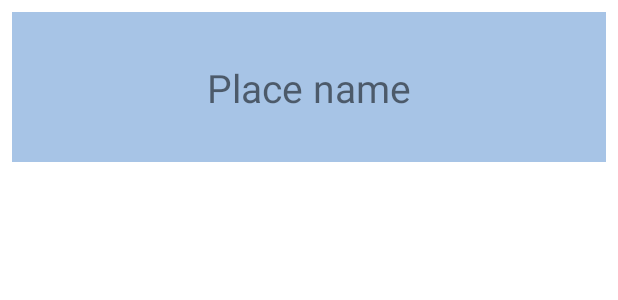
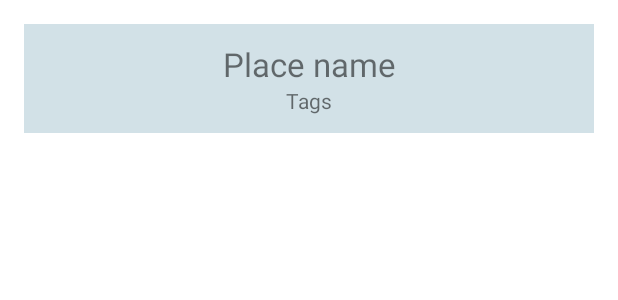
Before and after one commit to TuomasB73/SightTourApp, an Android app: the layout place_recycler_row.xml on its own in the app's theme, with its tools: preview values and no code run, on a phone screen of 412 x 824 dp. Shown: the top 300 px of the screen. Run offline under Robolectric (Android 15) with nearby library versions, the phone set to English and light mode, and no system bars.

Commit message:
places tags categorized and places buttons now show only the specific category items in list + small fixes

```diff
--- /dev/null
+++ b/app/src/main/java/fi/urbanmappers/sighttour/utils/PlacesCategory.kt
@@ -0,0 +1,5 @@
+package fi.urbanmappers.sighttour.utils
+
+enum class PlacesCategory {
+    Nature, Museums, Landmarks, Restaurants, Beaches, Shops
+}
--- a/app/src/main/res/layout/place_recycler_row.xml
+++ b/app/src/main/res/layout/place_recycler_row.xml
@@ -3,16 +3,17 @@
     xmlns:app="http://schemas.android.com/apk/res-auto"
     xmlns:tools="http://schemas.android.com/tools"
     android:layout_width="match_parent"
-    android:layout_height="100dp"
-    android:layout_margin="8dp"
-    android:background="#A7C4E6">
+    android:layout_height="wrap_content"
+    android:layout_margin="16dp"
+    android:background="@color/light_blue"
+    android:padding="12dp">
 
     <TextView
         android:id="@+id/titleTextView"
         android:layout_width="wrap_content"
         android:layout_height="wrap_content"
-        android:textSize="26sp"
-        app:layout_constraintBottom_toBottomOf="parent"
+        android:textSize="22sp"
+        app:layout_constraintBottom_toTopOf="@+id/tagsTextView"
         app:layout_constraintEnd_toEndOf="parent"
         app:layout_constraintStart_toStartOf="parent"
         app:layout_constraintTop_toTopOf="parent"
@@ -20,4 +21,13 @@
         tools:layout_conversion_absoluteWidth="176dp"
         tools:text="Place name" />
 
+    <TextView
+        android:id="@+id/tagsTextView"
+        android:layout_width="wrap_content"
+        android:layout_height="wrap_content"
+        app:layout_constraintBottom_toBottomOf="parent"
+        app:layout_constraintEnd_toEndOf="parent"
+        app:layout_constraintStart_toStartOf="parent"
+        tools:text="Tags" />
+
 </androidx.constraintlayout.widget.ConstraintLayout>
--- a/app/src/main/res/values-night/themes.xml
+++ b/app/src/main/res/values-night/themes.xml
@@ -2,12 +2,11 @@
     <!-- Base application theme. -->
     <style name="Theme.SightTour" parent="Theme.MaterialComponents.DayNight.NoActionBar">
         <!-- Primary brand color. -->
-        <item name="android:windowFullscreen">true</item>
-        <item name="colorPrimary">@color/purple_700</item>
-        <item name="colorPrimaryVariant">@color/purple_200</item>
+        <item name="colorPrimary">@color/primary_orange</item>
+        <item name="colorPrimaryVariant">@color/light_orange</item>
         <item name="colorOnPrimary">@color/black</item>
         <!-- Secondary brand color. -->
-        <item name="colorSecondary">@color/teal_200</item>
+        <item name="colorSecondary">@color/light_blue</item>
         <item name="colorSecondaryVariant">@color/teal_200</item>
         <item name="colorOnSecondary">@color/black</item>
         <!-- Status bar color. -->
--- a/app/src/main/res/values/colors.xml
+++ b/app/src/main/res/values/colors.xml
@@ -1,5 +1,9 @@
 <?xml version="1.0" encoding="utf-8"?>
 <resources>
+    <color name="primary_orange">#FFC61E</color>
+    <color name="light_orange">#FFD352</color>
+    <color name="background">#E3E8ED</color>
+    <color name="light_blue">#D2E1E7</color>
     <color name="purple_200">#FFBB86FC</color>
     <color name="purple_500">#FF6200EE</color>
     <color name="purple_700">#FF3700B3</color>
@@ -7,5 +11,4 @@
     <color name="teal_700">#FF018786</color>
     <color name="black">#FF000000</color>
     <color name="white">#FFFFFFFF</color>
-    <color name="background">#E3E8ED</color>
 </resources>
--- a/app/src/main/res/values/themes.xml
+++ b/app/src/main/res/values/themes.xml
@@ -2,12 +2,11 @@
     <!-- Base application theme. -->
     <style name="Theme.SightTour" parent="Theme.MaterialComponents.DayNight.NoActionBar">
         <!-- Primary brand color. -->
-        <item name="android:windowFullscreen">true</item>
-        <item name="colorPrimary">@color/purple_500</item>
-        <item name="colorPrimaryVariant">@color/purple_700</item>
+        <item name="colorPrimary">@color/primary_orange</item>
+        <item name="colorPrimaryVariant">@color/light_orange</item>
         <item name="colorOnPrimary">@color/white</item>
         <!-- Secondary brand color. -->
-        <item name="colorSecondary">@color/teal_200</item>
+        <item name="colorSecondary">@color/light_blue</item>
         <item name="colorSecondaryVariant">@color/teal_700</item>
         <item name="colorOnSecondary">@color/black</item>
         <!-- Status bar color. -->
```
Also changed, not shown: app/src/main/java/fi/urbanmappers/sighttour/adapters/PlacesListRecyclerViewAdapter.kt (+8 -1 lines), app/src/main/java/fi/urbanmappers/sighttour/fragments/MapFragment.kt (+14 -24 lines), app/src/main/java/fi/urbanmappers/sighttour/fragments/PlacesFragment.kt (+33 -29 lines), app/src/main/java/fi/urbanmappers/sighttour/fragments/PlacesListFragment.kt (+20 -1 lines), app/src/main/java/fi/urbanmappers/sighttour/utils/TagCategories.kt (added, +16 -0 lines), app/src/main/res/layout/fragment_map.xml (+4 -39 lines), app/src/main/res/layout/fragment_places_list.xml (+4 -10 lines).
